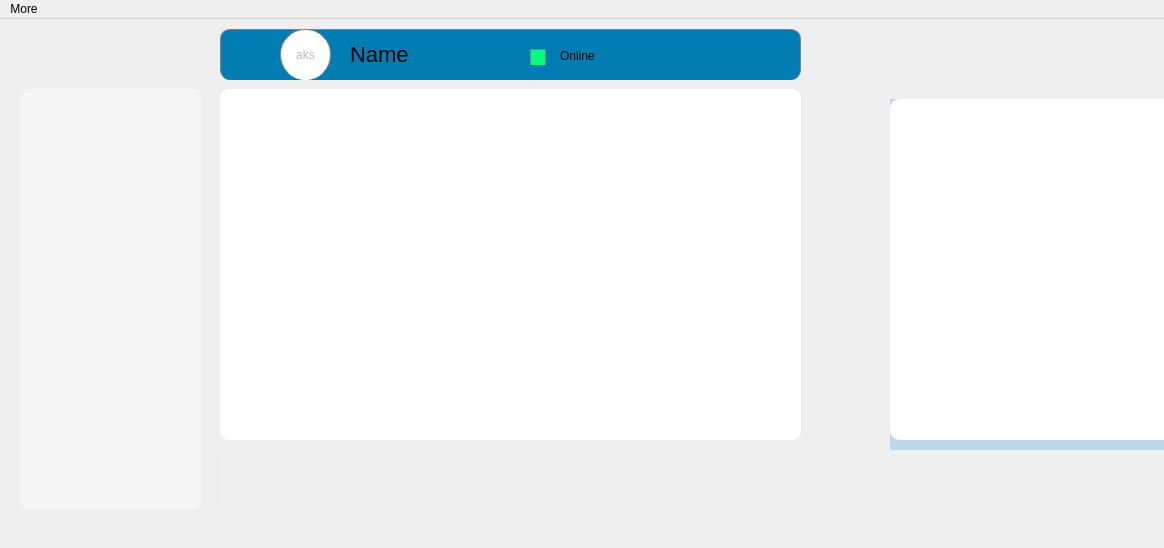
This is client/mainwindow.ui in AP-projects-4001/jan-ghahve as Qt 5 draws it before an edit. The edited form follows.
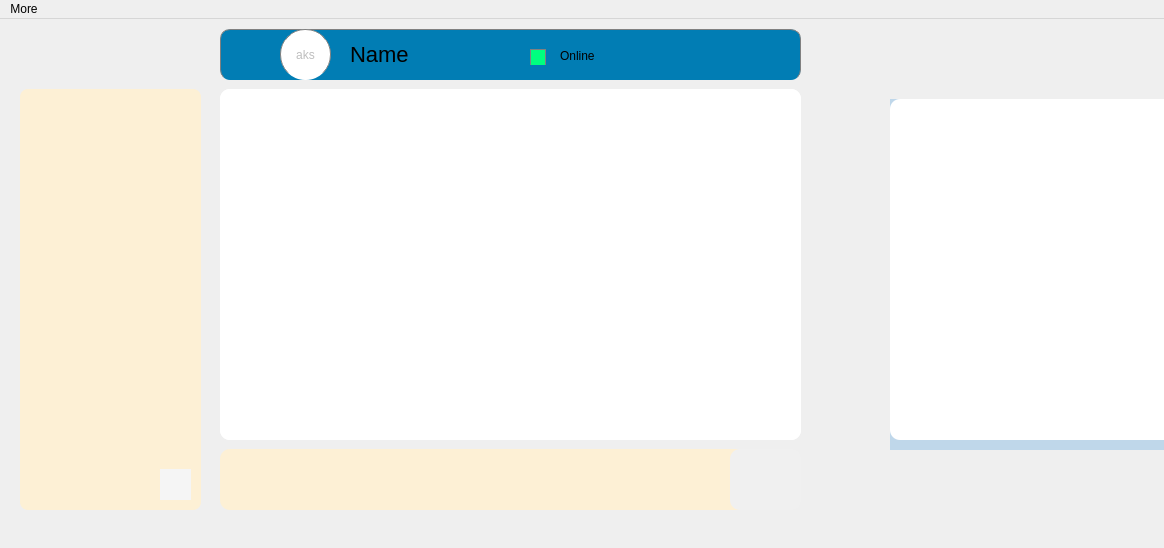
This is the edited form. Icons and pictures are not drawn.

```diff
--- a/client/mainwindow.ui
+++ b/client/mainwindow.ui
@@ -51,6 +51,8 @@
 border-radius:10px; 
 background-color:rgb(240, 240, 240);
 font-size:19px;
+background-color:rgb(253, 240, 213);
+
 
 </string>
      </property>
@@ -274,6 +276,7 @@
 font-size:18px;
 background-color:rgb(245, 245, 245);
 border-radius:8px;
+background-color:rgb(253, 240, 213);
 </string>
      </property>
     </widget>
```
Left out of the diff: 3 changed lines with no effect on the pictures.
